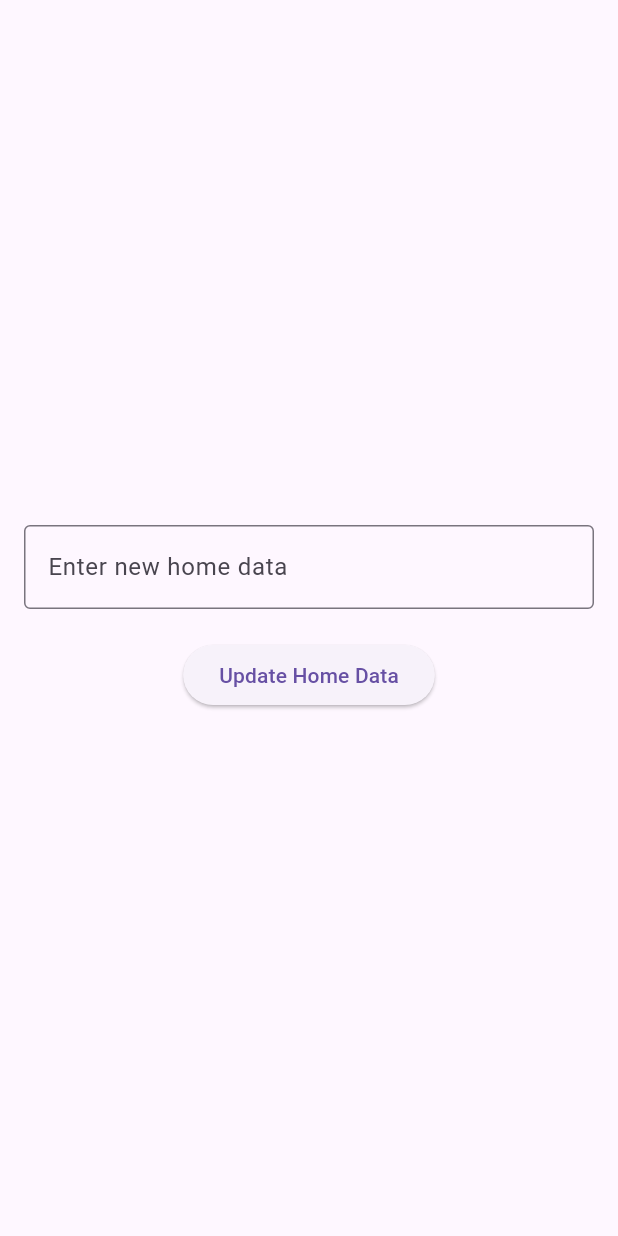
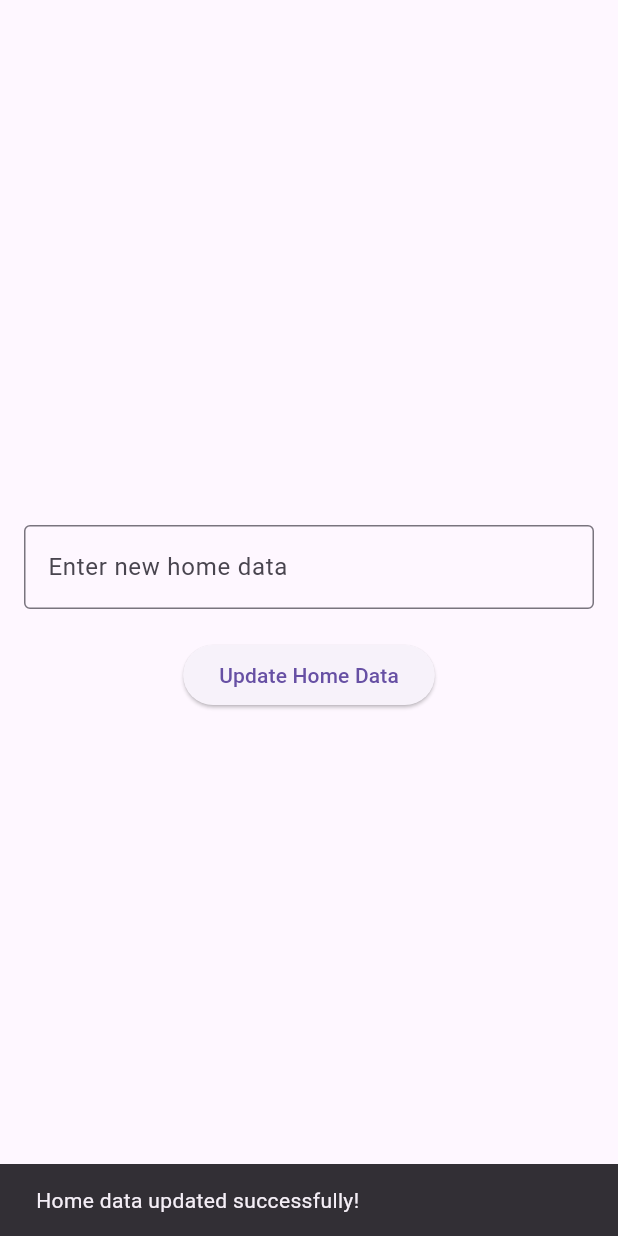
Before and after one commit to VikramRathodk/childrightsapp, a Flutter app: the ChangeHomeData screen opened directly, after a tap on "Update Home Data", on a phone screen of 412 x 824 dp. Run offline on Flutter 3.47's test engine with Material 3 defaults, Android fonts, the phone set to English and light mode, and no system bars; our stand-ins replace cloud_firestore, firebase_auth, firebase_core, firebase_storage, image_picker, video_player; accounts and stored records are empty.

Commit message:
code updataed

```diff
--- a/lib/Admin/changehomedata.dart
+++ b/lib/Admin/changehomedata.dart
@@ -1,5 +1,5 @@
+import 'package:flutter/material.dart';
 import 'package:cloud_firestore/cloud_firestore.dart';
-import 'package:flutter/material.dart';
 
 class ChangeHomeData extends StatefulWidget {
   @override
@@ -9,10 +9,31 @@ class ChangeHomeData extends StatefulWidget {
 class _ChangeHomeDataState extends State<ChangeHomeData> {
   TextEditingController _textController = TextEditingController();
 
-  Future<void>_addToDatabase ()async{
-   Map<String ,dynamic> data = Map<String,dynamic>();
-   data['homeD'] = _textController.text;
-    await FirebaseFirestore.instance.collection("homeData").doc("first01").set(data);
+  Future<void> _addToDatabase() async {
+    Map<String, dynamic> data = {'homeD': _textController.text};
+
+    try {
+      await FirebaseFirestore.instance
+          .collection("homeData")
+          .doc("first01")
+          .set(data);
+
+      // Show SnackBar upon successful data update
+      ScaffoldMessenger.of(context).showSnackBar(
+        SnackBar(
+          content: Text('Home data updated successfully!'),
+          duration: Duration(seconds: 2),
+        ),
+      );
+    } catch (error) {
+      // Show SnackBar if an error occurs during data update
+      ScaffoldMessenger.of(context).showSnackBar(
+        SnackBar(
+          content: Text('Failed to update home data.'),
+          duration: Duration(seconds: 2),
+        ),
+      );
+    }
   }
 
   @override
```
Also changed, not shown: lib/pages/HomeScreenContent.dart (+28 -6 lines).
